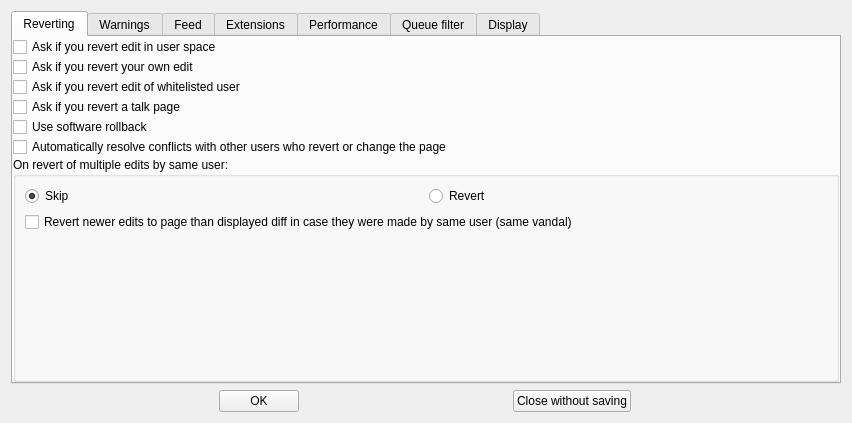
The window that huggle/preferences.ui (huggle/huggle3-qt-lx) describes before a commit, drawn with Qt 5.
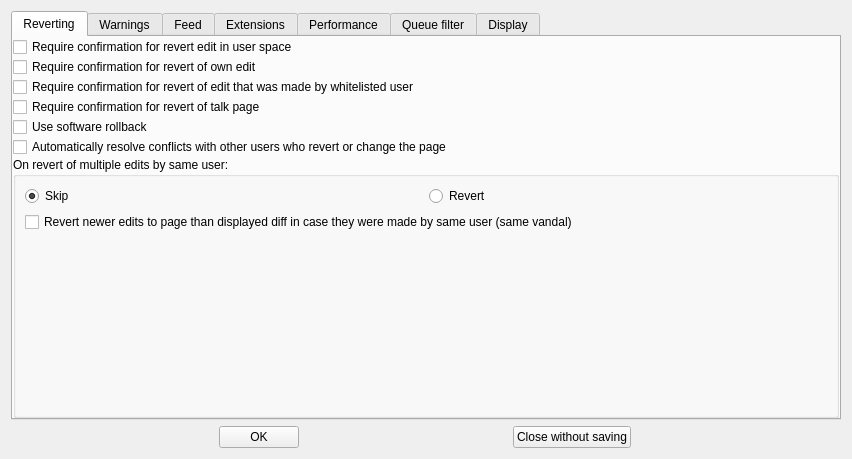
The same window after the commit.

Commit message: better english

Diff of the .ui file:
```diff
--- a/huggle/preferences.ui
+++ b/huggle/preferences.ui
@@ -7,7 +7,7 @@
     <x>0</x>
     <y>0</y>
     <width>852</width>
-    <height>423</height>
+    <height>459</height>
    </rect>
   </property>
   <property name="sizePolicy">
@@ -53,28 +53,28 @@
          <item>
           <widget class="QCheckBox" name="checkBox_2">
            <property name="text">
-            <string>Ask if you revert edit in user space</string>
+            <string>Require confirmation for revert edit in user space</string>
            </property>
           </widget>
          </item>
          <item>
           <widget class="QCheckBox" name="checkBox_3">
            <property name="text">
-            <string>Ask if you revert your own edit</string>
+            <string>Require confirmation for revert of own edit</string>
            </property>
           </widget>
          </item>
          <item>
           <widget class="QCheckBox" name="checkBox_4">
            <property name="text">
-            <string>Ask if you revert edit of whitelisted user</string>
+            <string>Require confirmation for revert of edit that was made by whitelisted user</string>
            </property>
           </widget>
          </item>
          <item>
           <widget class="QCheckBox" name="checkBox_11">
            <property name="text">
-            <string>Ask if you revert a talk page</string>
+            <string>Require confirmation for revert of talk page</string>
            </property>
           </widget>
          </item>
```
